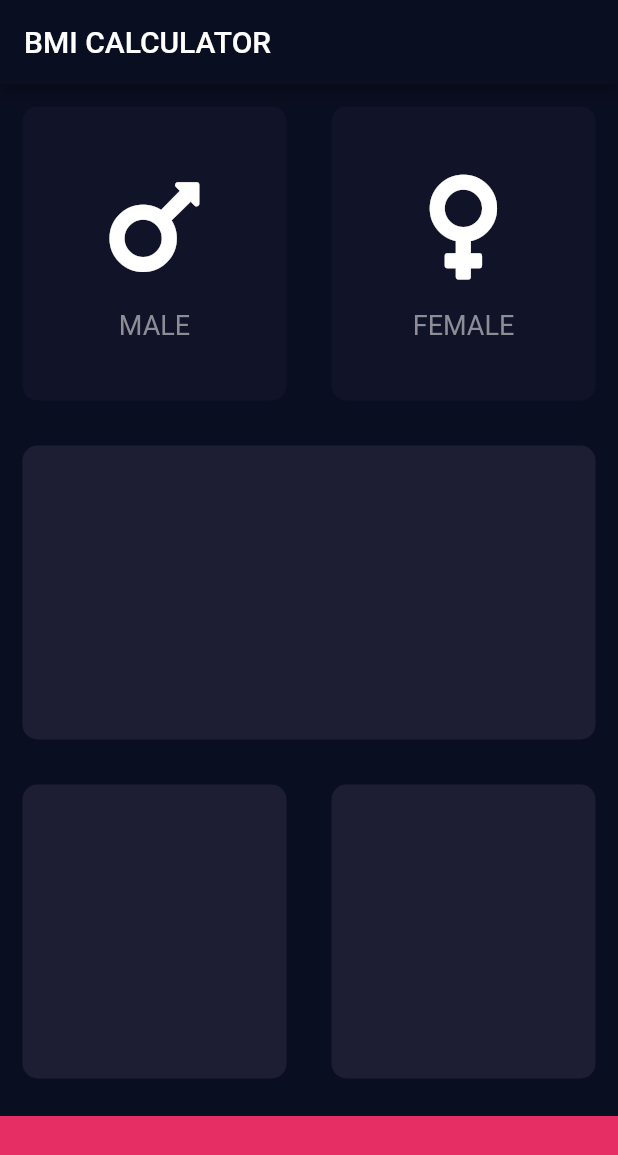
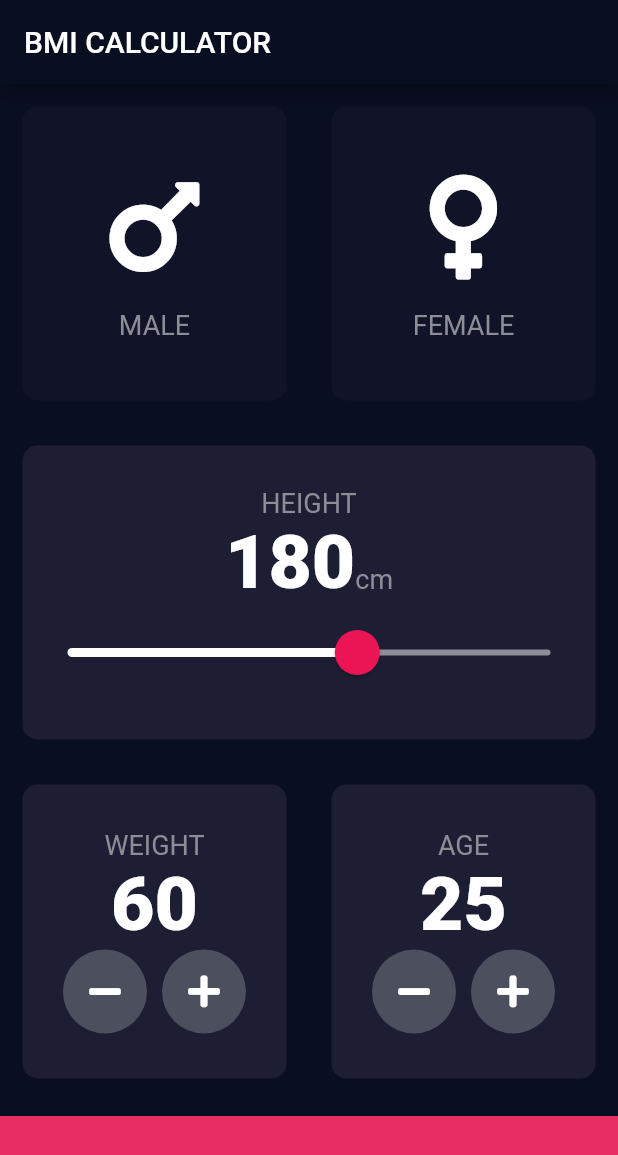
Before and after one commit to SyndraDewar/bmi-calculator, a Flutter app: the screen it shows after launch, on a phone screen of 412 x 824 dp. Shown: the top 1155 px of the screen. Run offline on Flutter 3.47's test engine with Material 2 defaults, Android fonts, the phone set to English and light mode, and no system bars; our stand-ins replace font_awesome_flutter.

Commit message:
first page completed

```diff
--- a/lib/card_content.dart
+++ b/lib/card_content.dart
@@ -1,9 +1,7 @@
 import 'package:flutter/material.dart';
+import 'constants.dart';
 
-const titleTextStyle = TextStyle(
-  color: Color(0xFF8C8D97),
-  fontSize: 18.0,
-);
+
 
 class CardContent extends StatelessWidget {
   CardContent({@required this.icon, @required this.title});
@@ -24,7 +22,7 @@ class CardContent extends StatelessWidget {
         ),
         Text(
           title,
-          style: titleTextStyle,
+          style: kTitleTextStyle,
         ),
       ],
     );
--- /dev/null
+++ b/lib/constants.dart
@@ -0,0 +1,14 @@
+import 'package:flutter/material.dart';
+
+const kBottomContainerHeight = 80.0;
+const kActiveCardColour = Color(0xFF1D1E33);
+const kInactiveCardColour = Color(0xFF111328);
+const kBottomContainerColour = Color(0xFFE62E64);
+const kTitleTextStyle = TextStyle(
+  color: Color(0xFF8C8D97),
+  fontSize: 18.0,
+);
+const kNumberStyle = TextStyle(
+    fontSize: 50.0,
+    fontWeight: FontWeight.w900
+);
--- a/lib/input_page.dart
+++ b/lib/input_page.dart
@@ -3,11 +3,9 @@ import 'package:flutter/material.dart';
 import 'package:font_awesome_flutter/font_awesome_flutter.dart';
 import 'reusable_card.dart';
 import 'card_content.dart';
+import 'constants.dart';
 
-const bottomContainerHeight = 80.0;
-const activeCardColour = Color(0xFF1D1E33);
-const inactiveCardColour = Color(0xFF111328);
-const bottomContainerColour = Color(0xFFE62E64);
+
 enum Gender { male, female }
 
 class InputPage extends StatefulWidget {
@@ -17,6 +15,9 @@ class InputPage extends StatefulWidget {
 
 class _InputPageState extends State<InputPage> {
   Gender selectedGender;
+  int height = 180;
+  int weight = 60;
+  int age = 25;
 
   @override
   Widget build(BuildContext context) {
@@ -25,15 +26,21 @@ class _InputPageState extends State<InputPage> {
         title: Text('BMI CALCULATOR'),
       ),
       body: Column(
+        crossAxisAlignment: CrossAxisAlignment.stretch,
         children: [
           Expanded(
             child: Row(
               children: [
                 Expanded(
                   child: ReusableCard(
+                    tap: (){
+                      setState(() {
+                        selectedGender = Gender.male;
+                      });
+                    },
                     colour: selectedGender == Gender.male
-                        ? activeCardColour
-                        : inactiveCardColour,
+                        ? kActiveCardColour
+                        : kInactiveCardColour,
                     cardChild: CardContent(
                       icon: FontAwesomeIcons.mars,
                       title: 'MALE',
@@ -41,20 +48,18 @@ class _InputPageState extends State<InputPage> {
                   ),
                 ),
                 Expanded(
-                  child: GestureDetector(
-                    onTap: () {
+                  child: ReusableCard(
+                    tap: (){
                       setState(() {
                         selectedGender = Gender.female;
                       });
                     },
-                    child: ReusableCard(
-                      colour: selectedGender == Gender.female
-                          ? activeCardColour
-                          : inactiveCardColour,
-                      cardChild: CardContent(
-                        icon: FontAwesomeIcons.venus,
-                        title: 'FEMALE',
-                      ),
+                    colour: selectedGender == Gender.female
+                        ? kActiveCardColour
+                        : kInactiveCardColour,
+                    cardChild: CardContent(
+                      icon: FontAwesomeIcons.venus,
+                      title: 'FEMALE',
                     ),
                   ),
                 ),
@@ -63,7 +68,51 @@ class _InputPageState extends State<InputPage> {
           ),
           Expanded(
             child: ReusableCard(
-              colour: activeCardColour,
+              colour: kActiveCardColour,
+              cardChild: Column(
+                mainAxisAlignment: MainAxisAlignment.center,
+                children: [
+                  Text(
+                    'HEIGHT',
+                    style: kTitleTextStyle,
+                  ),
+                  Row(
+                    mainAxisAlignment: MainAxisAlignment.center,
+                    crossAxisAlignment: CrossAxisAlignment.baseline,
+                    textBaseline: TextBaseline.alphabetic,
+                    children: [
+                      Text(
+                        height.toString(),
+                        style: kNumberStyle,
+                        ),
+                      Text(
+                        'cm',
+                        style: kTitleTextStyle,
+                      ),
+                    ],
+                  ),
+                  SliderTheme(
+                    data: SliderTheme.of(context).copyWith(
+                      activeTrackColor: Colors.white,
+                      inactiveTrackColor: Color(0xFF8D8E98),
+                      thumbColor: Color(0xFFEB1555),
+                      overlayColor: Color(0x29EB1555),
+                      thumbShape: RoundSliderThumbShape(enabledThumbRadius: 15.0),
+                      overlayShape: RoundSliderOverlayShape(overlayRadius: 30.0)
+                    ),
+                    child: Slider(
+                      value: height.toDouble(),
+                      min: 120.0,
+                      max: 220.0,
+                      onChanged: (double newValue){
+                        setState(() {
+                          height = newValue.round();
+                        });
+                      }
+                    ),
+                  ),
+                ],
+              ),
             ),
           ),
           Expanded(
@@ -71,25 +120,117 @@ class _InputPageState extends State<InputPage> {
               children: [
                 Expanded(
                   child: ReusableCard(
-                    colour: activeCardColour,
+                    colour: kActiveCardColour,
+                    cardChild: Column(
+                      mainAxisAlignment: MainAxisAlignment.center,
+                      children: [
+                        Text(
+                          'WEIGHT',
+                          style: kTitleTextStyle,
+                        ),
+                        Text(
+                          weight.toString(),
+                          style: kNumberStyle,
+                        ),
+                        Row(
+                          mainAxisAlignment: MainAxisAlignment.center,
+                          children: [
+                            RoundIconButton(
+                              icon: FontAwesomeIcons.minus,
+                              onPressed: (){
+                                setState(() {
+                                  weight--;
+                                });
+                              },
+                            ),
+                            SizedBox(
+                              width: 10.0,
+                            ),
+                            RoundIconButton(
+                              icon: FontAwesomeIcons.plus,
+                              onPressed: (){
+                                setState(() {
+                                  weight++;
+                                });
+                              },
+                            ),
+                          ],
+                        ),
+                      ],
+                    ),
                   ),
                 ),
                 Expanded(
                   child: ReusableCard(
-                    colour: activeCardColour,
+                    colour: kActiveCardColour,
+                    cardChild: Column(
+                      mainAxisAlignment: MainAxisAlignment.center,
+                      children: [
+                        Text(
+                          'AGE',
+                          style: kTitleTextStyle,
+                        ),
+                        Text(
+                          age.toString(),
+                          style: kNumberStyle,
+                        ),
+                        Row(
+                          mainAxisAlignment: MainAxisAlignment.center,
+                          children: [
+                            RoundIconButton(
+                              icon: FontAwesomeIcons.minus,
+                              onPressed: (){
+                                setState(() {
+                                  age--;
+                                });
+                              },
+                            ),
+                            SizedBox(
+                              width: 10.0,
+                            ),
+                            RoundIconButton(
+                              icon: FontAwesomeIcons.plus,
+                              onPressed: (){
+                                setState(() {
+                                  age++;
+                                });
+                              },
+                            )
+                          ],
+                        )
+                      ],
+                    ),
                   ),
                 ),
               ],
             ),
           ),
           Container(
-            color: bottomContainerColour,
+            color: kBottomContainerColour,
             margin: EdgeInsets.only(top: 10.0),
             width: double.infinity,
-            height: bottomContainerHeight,
+            height: kBottomContainerHeight,
           ),
         ],
       ),
     );
   }
 }
+
+class RoundIconButton extends StatelessWidget {
+  final IconData icon;
+  final Function onPressed;
+  RoundIconButton({this.icon, this.onPressed});
+
+  @override
+  Widget build(BuildContext context) {
+    return RawMaterialButton(
+      elevation: 0.0,
+      onPressed: onPressed,
+      child: Icon(icon),
+      constraints: BoxConstraints.tightFor(width: 56.0, height: 56.0),
+      shape: CircleBorder(),
+      fillColor: Color(0xFF4C4F5E),
+    );
+  }
+}
--- a/lib/reusable_card.dart
+++ b/lib/reusable_card.dart
@@ -1,7 +1,7 @@
 import 'package:flutter/material.dart';
 
 class ReusableCard extends StatelessWidget {
-  ReusableCard({@required this.colour, this.cardChild, @required this.tap});
+  ReusableCard({@required this.colour, this.cardChild, this.tap});
   final Color colour;
   final Widget cardChild;
   final Function tap;
@@ -9,9 +9,7 @@ class ReusableCard extends StatelessWidget {
   @override
   Widget build(BuildContext context) {
     return GestureDetector(
-      onTap: () {
-        tap;
-      },
+      onTap: tap,
       child: Container(
         child: cardChild,
         margin: EdgeInsets.all(15.0),
```
Also changed, not shown: 3 other files.
